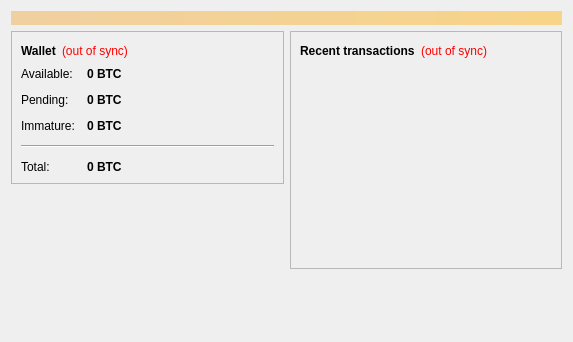
Above: src/qt/forms/overviewpage.ui from neoscoin/neos-classic before the change. Below: the same form after it.
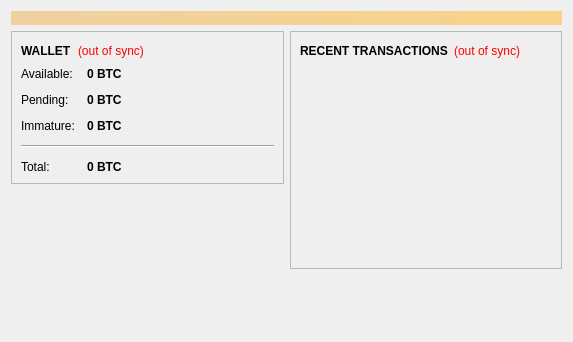
That is the form after the change.

Commit message: Qt: Overview - Capitalize headings

```diff
--- a/src/qt/forms/overviewpage.ui
+++ b/src/qt/forms/overviewpage.ui
@@ -54,7 +54,7 @@
                </font>
               </property>
               <property name="text">
-               <string>Wallet</string>
+               <string>WALLET</string>
               </property>
              </widget>
             </item>
@@ -256,7 +256,7 @@
             <item>
              <widget class="QLabel" name="label_4">
               <property name="text">
-               <string>&lt;b&gt;Recent transactions&lt;/b&gt;</string>
+               <string>&lt;b&gt;RECENT TRANSACTIONS&lt;/b&gt;</string>
               </property>
              </widget>
             </item>
```
